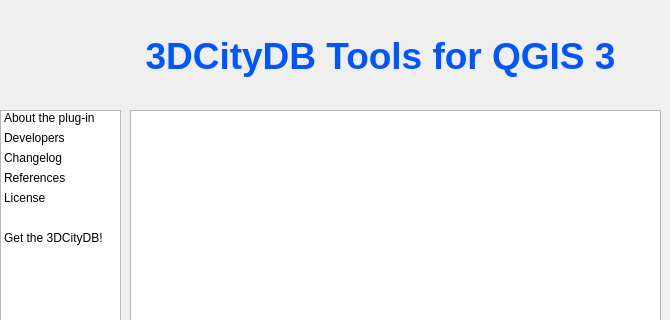
Old version of the form shared/gui_about/ui/about_dialog.ui in the repository tudelft3d/3DCityDB-Tools-for-QGIS; both pictures show x 0 to 670 and y 0 to 320 of the 670 by 550 pixel window.
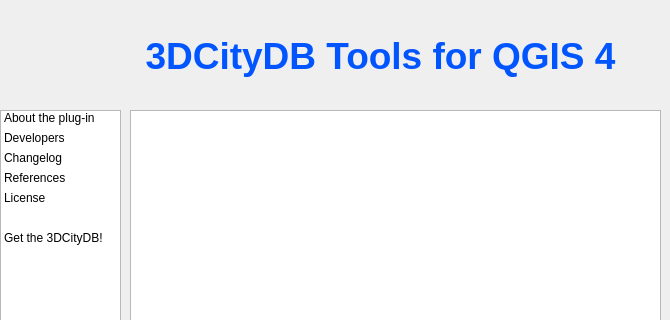
New version of the form. Icons and pictures are not drawn.

Patch:
```diff
--- a/shared/gui_about/ui/about_dialog.ui
+++ b/shared/gui_about/ui/about_dialog.ui
@@ -645,7 +645,7 @@
     </font>
    </property>
    <property name="text">
-    <string>3DCityDB Tools for QGIS 3</string>
+    <string>3DCityDB Tools for QGIS 4</string>
    </property>
    <property name="alignment">
     <set>Qt::AlignCenter</set>
```
